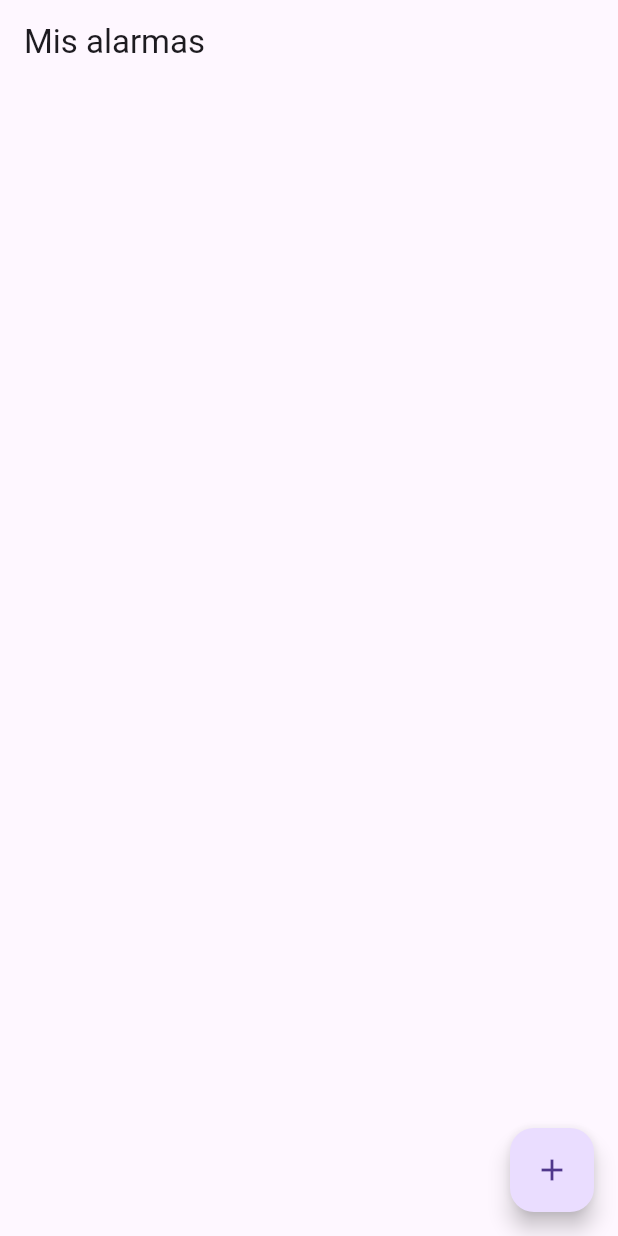
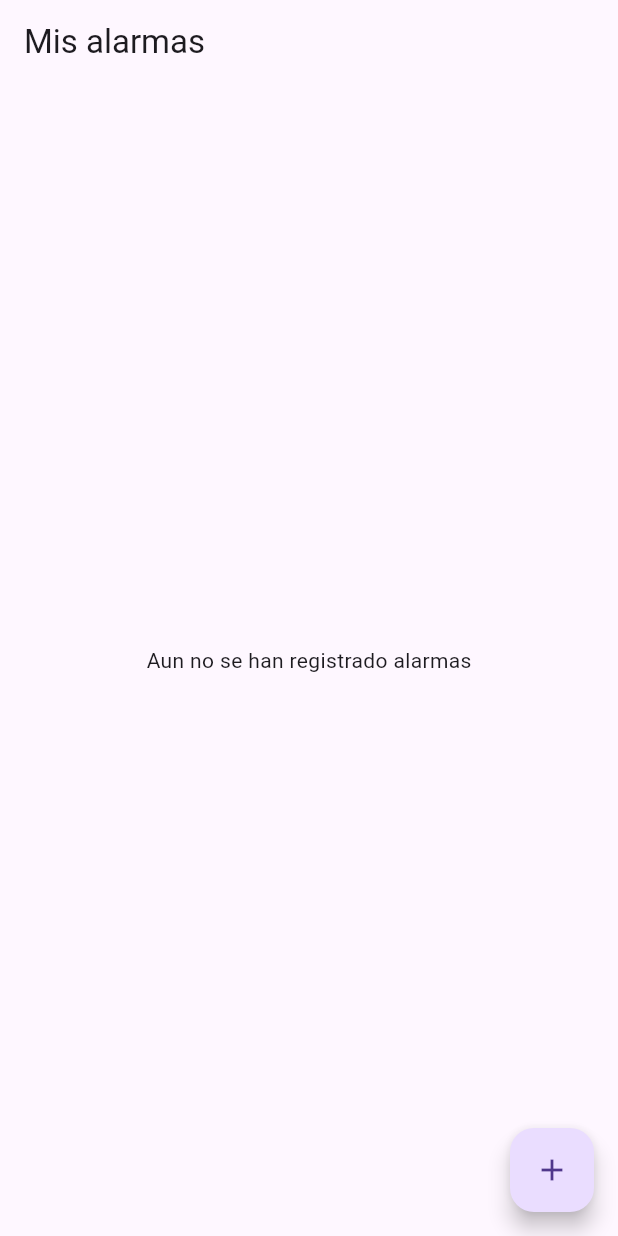
Before and after one commit to Jesus230899/Alarm-App, a Flutter app: the screen it shows after launch, on a phone screen of 412 x 824 dp. Run offline on Flutter 3.47's test engine with Material 3 defaults, Android fonts, the phone set to English and light mode, and no system bars; our stand-ins replace auto_route, bloc, equatable, flutter_bloc, flutter_slidable, flutter_tts and 2 more; missing offline and left inert: alarm.

```diff
--- a/lib/core/routes/app_router.dart
+++ b/lib/core/routes/app_router.dart
@@ -2,9 +2,10 @@ import 'package:alarma/core/routes/app_router.gr.dart';
 import 'package:auto_route/auto_route.dart';
 
 @AutoRouterConfig()
-class AppRouter extends $AppRouter{
+class AppRouter extends $AppRouter {
   @override
-  List<AutoRoute> get routes=>[
-    AutoRoute(page: HomeRoute.page, initial: true),
-  ];
+  List<AutoRoute> get routes => [
+        AutoRoute(page: HomeRoute.page, initial: true),
+        AutoRoute(page: AddAlarmRoute.page),
+      ];
 }
--- /dev/null
+++ b/lib/features/home/data/models/alarm_model.dart
@@ -0,0 +1,27 @@
+import 'package:alarma/features/home/domain/entities/alarm_entity.dart';
+
+class AlarmModel extends AlarmEntity {
+  const AlarmModel({
+    required int id,
+    required String title,
+    required DateTime scheduled,
+  }) : super(
+          id: id,
+          title: title,
+          scheduled: scheduled,
+        );
+
+  factory AlarmModel.fromJson(Map<String, dynamic> json) {
+    return AlarmModel(
+      id: json['id'],
+      title: json['title'],
+      scheduled: json['scheduled'],
+    );
+  }
+
+  Map<String, dynamic> toJson() => {
+        "id": id,
+        "title": title,
+        "scheduled": scheduled,
+      };
+}
--- /dev/null
+++ b/lib/features/home/domain/entities/alarm_entity.dart
@@ -0,0 +1,20 @@
+import 'package:equatable/equatable.dart';
+
+class AlarmEntity extends Equatable {
+  final int id;
+  final String title;
+  final DateTime scheduled;
+
+  const AlarmEntity({
+    required this.id,
+    required this.title,
+    required this.scheduled,
+  });
+
+  @override
+  List<Object> get props => [
+        id,
+        title,
+        scheduled,
+      ];
+}
--- /dev/null
+++ b/lib/features/home/presentation/bloc/home_event.dart
@@ -0,0 +1,36 @@
+part of 'home_bloc.dart';
+
+class HomeEvent extends Equatable {
+  const HomeEvent();
+
+  @override
+  List<Object> get props => [];
+}
+
+class ChangeTitleEvent extends HomeEvent {
+  final String value;
+  const ChangeTitleEvent({required this.value});
+  @override
+  List<Object> get props => [value];
+}
+
+class ChangeScheduledEvent extends HomeEvent {
+  final DateTime value;
+  const ChangeScheduledEvent({required this.value});
+  @override
+  List<Object> get props => [value];
+}
+
+class AddAlarmEvent extends HomeEvent {
+  final AlarmModel value;
+  const AddAlarmEvent({required this.value});
+  @override
+  List<Object> get props => [value];
+}
+
+class DeleteAlarmEvent extends HomeEvent {
+  final int value;
+  const DeleteAlarmEvent({required this.value});
+  @override
+  List<Object> get props => [value];
+}
--- /dev/null
+++ b/lib/features/home/presentation/bloc/home_state.dart
@@ -0,0 +1,37 @@
+part of 'home_bloc.dart';
+
+class HomeState extends Equatable {
+  final List<AlarmModel> alarms;
+  final String title;
+  final DateTime scheduled;
+
+  const HomeState({
+    required this.alarms,
+    required this.title,
+    required this.scheduled,
+  });
+
+  HomeState copyWith({
+    List<AlarmModel>? alarms,
+    String? title,
+    DateTime? scheduled,
+  }) =>
+      HomeState(
+        alarms: alarms ?? this.alarms,
+        title: title ?? this.title,
+        scheduled: scheduled ?? this.scheduled,
+      );
+
+  factory HomeState.initial() => HomeState(
+        alarms: const [],
+        title: '',
+        scheduled: DateTime.now(),
+      );
+
+  @override
+  List<Object> get props => [
+        alarms,
+        title,
+        scheduled,
+      ];
+}
--- a/lib/features/home/presentation/home_screen.dart
+++ b/lib/features/home/presentation/home_screen.dart
@@ -3,16 +3,20 @@ import 'dart:io';
 
 import 'package:alarm/alarm.dart';
 import 'package:alarm/model/alarm_settings.dart';
+import 'package:alarma/core/injection/base_injection.dart';
+import 'package:alarma/core/routes/app_router.gr.dart';
+import 'package:alarma/features/home/data/models/alarm_model.dart';
+import 'package:alarma/features/home/presentation/bloc/home_bloc.dart';
 import 'package:auto_route/auto_route.dart';
 import 'package:flutter/material.dart';
+import 'package:flutter_bloc/flutter_bloc.dart';
+import 'package:flutter_slidable/flutter_slidable.dart';
 import 'package:flutter_tts/flutter_tts.dart';
 import 'package:path_provider/path_provider.dart';
 
-enum TtsState { playing, stopped, paused, continued }
-
 @RoutePage()
 class HomeScreen extends StatefulWidget {
-  HomeScreen({Key? key}) : super(key: key);
+  const HomeScreen({Key? key}) : super(key: key);
 
   @override
   State<HomeScreen> createState() => _HomeScreenState();
@@ -21,24 +25,24 @@ class HomeScreen extends StatefulWidget {
 class _HomeScreenState extends State<HomeScreen> {
   late FlutterTts flutterTts;
 
-  String? language;
-  String? engine;
-  double volume = 0.5;
-  double pitch = 1.0;
-  double rate = 0.5;
-  TtsState ttsState = TtsState.stopped;
+  HomeBloc bloc = getIt<HomeBloc>();
 
-  bool get isPlaying => ttsState == TtsState.playing;
-  bool get isStopped => ttsState == TtsState.stopped;
-  bool get isPaused => ttsState == TtsState.paused;
-  bool get isContinued => ttsState == TtsState.continued;
+  // String? language;
+  // String? engine;
+  // double volume = 0.5;
+  // double pitch = 1.0;
+  // double rate = 0.5;
+  // TtsState ttsState = TtsState.stopped;
+
+  // bool get isPlaying => ttsState == TtsState.playing;
+  // bool get isStopped => ttsState == TtsState.stopped;
+  // bool get isPaused => ttsState == TtsState.paused;
+  // bool get isContinued => ttsState == TtsState.continued;
 
   @override
   void initState() {
     flutterTts = FlutterTts();
-    Alarm.ringStream.stream.listen((settigns) {
-
-    });
+    // Alarm.ringStream.stream.listen((settigns) {});
     super.initState();
   }
 
@@ -47,23 +51,81 @@ class _HomeScreenState extends State<HomeScreen> {
     return SafeArea(
       child: Scaffold(
         appBar: _appBar(),
-        floatingActionButton: _floating(),
+        body: _bodyBuilder(),
+        floatingActionButton: _floating(context),
       ),
     );
   }
 
-  AppBar _appBar() {
-    return AppBar(
-      title: const Text('Mis alarmas'),
+  AppBar _appBar() => AppBar(title: const Text('Mis alarmas'));
+
+  Widget _floating(BuildContext context) {
+    return FloatingActionButton(
+      onPressed: () async {
+        final result = await AutoRouter.of(context).push(AddAlarmRoute());
+        if (result != null) {
+          final resp = result as Map<String, dynamic>;
+          bloc.add(AddAlarmEvent(
+              value: AlarmModel(
+            id: resp['scheduled'].millisecondsSinceEpoch,
+            title: resp['title'],
+            scheduled: resp['scheduled'],
+          )));
+        }
+        // _speak();
+      },
+      child: const Icon(Icons.add),
     );
   }
 
-  Widget _floating() {
-    return FloatingActionButton(
-      onPressed: () {
-        _speak();
+  Widget _bodyBuilder() {
+    return BlocProvider(
+      create: (_) => bloc,
+      child: BlocConsumer<HomeBloc, HomeState>(
+        listener: (_, state) {},
+        builder: (_, state) {
+          return _body();
+        },
+      ),
+    );
+  }
+
+  Widget _body() {
+    if (bloc.state.alarms.isEmpty) {
+      return const Center(
+        child: Text('Aun no se han registrado alarmas'),
+      );
+    }
+
+    return ListView.separated(
+      itemCount: bloc.state.alarms.length,
+      separatorBuilder: (_, __) => const SizedBox(height: 10),
+      itemBuilder: (_, index) {
+        final data = bloc.state.alarms[index];
+        return Slidable(
+          endActionPane: ActionPane(
+            motion: const ScrollMotion(),
+            children: [
+              SlidableAction(
+                onPressed: (context) {
+                  bloc.add(DeleteAlarmEvent(value: data.id));
+                },
+                backgroundColor: Colors.red,
+                foregroundColor: Colors.white,
+                icon: Icons.delete,
+                label: 'Eliminar',
+              ),
+            ],
+          ),
+          child: ListTile(
+            title: Text(
+              '${data.scheduled.hour}:${data.scheduled.minute}',
+              style: const TextStyle(fontSize: 27),
+            ),
+            subtitle: Text(data.title),
+          ),
+        );
       },
-      child: const Icon(Icons.add),
     );
   }
 
@@ -73,12 +135,12 @@ class _HomeScreenState extends State<HomeScreen> {
     await flutterTts.setVolume(1.0);
     await flutterTts.setPitch(1.0);
     final time = DateTime.now().add(const Duration(seconds: 10));
-    var result =
-        await flutterTts.speak("Son las ${time.hour} con ${time.minute}");
+    // var result =
+    //     await flutterTts.speak("Son las ${time.hour} con ${time.minute}");
 
-    if (result == 1) setState(() => ttsState = TtsState.playing);
+    // if (result == 1) setState(() => ttsState = TtsState.playing);
 
-    log(result.toString());
+    // log(result.toString());
 
     Directory appDirectory = await getApplicationDocumentsDirectory();
     String appPath = appDirectory.path;
@@ -94,12 +156,8 @@ class _HomeScreenState extends State<HomeScreen> {
       path,
     );
     log(resultAudio.toString());
+    if (await audioFile.exists()) await _alarmConfig(time, path);
 
-    await _alarmConfig(time, path);
-    if (await audioFile.exists()) {
-    } else {
-      log('No existe');
-    }
     // print("Audio file saved at: $path");
   }
 
--- a/lib/main_common.dart
+++ b/lib/main_common.dart
@@ -15,16 +15,16 @@ class _MyAppState extends State<MyApp> {
   @override
   Widget build(BuildContext context) {
     return MediaQuery(
-      data:MediaQuery.of(context).copyWith(textScaler: const TextScaler.linear(1.0)),
+      data: MediaQuery.of(context)
+          .copyWith(textScaler: const TextScaler.linear(1.0)),
       child: MaterialApp.router(
         debugShowCheckedModeBanner: false,
         // supportedLocales: const [Locale('es', 'MX')],
         routerConfig: router.config(),
-        builder: (BuildContext context, Widget?child){
-          return  HomeScreen();
+        builder: (BuildContext context, Widget? child) {
+          return child ?? const HomeScreen();
         },
       ),
     );
-
   }
 }
```
Also changed, not shown: lib/core/injection/base_injection.dart (+6 -3 lines), lib/features/add_alarm/presentation/add_alarm_screen.dart (added, +105 -0 lines), lib/features/home/di/home_injection.dart (added, +12 -0 lines), lib/features/home/presentation/bloc/home_bloc.dart (added, +32 -0 lines), lib/core/routes/app_router.gr.dart.
